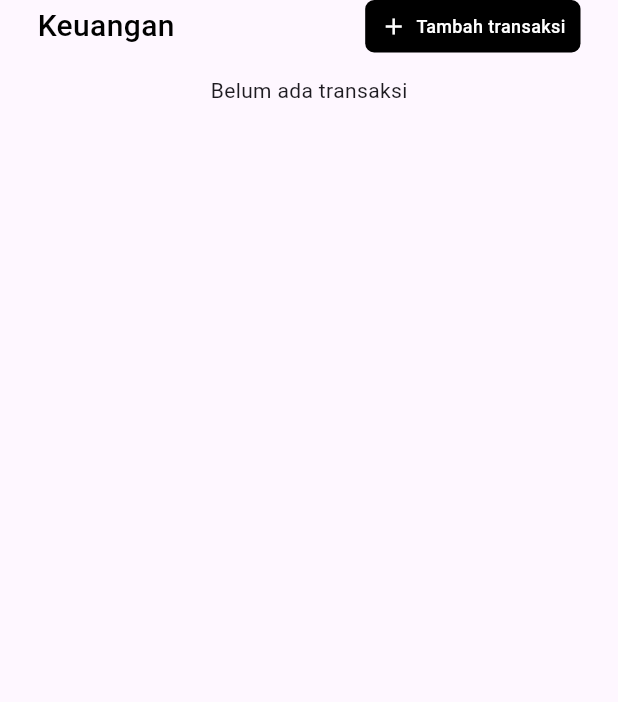
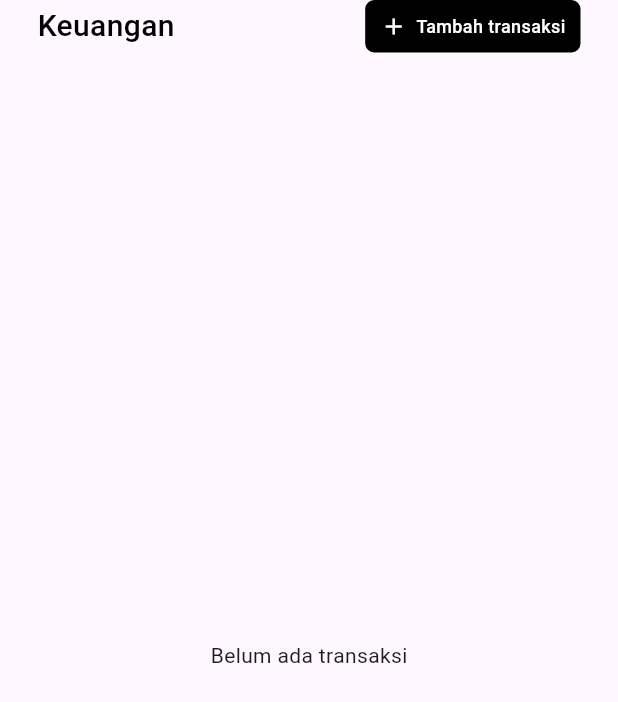
Before and after one commit to ravenclawcode/intern-amd-mobile-2025, a Flutter app: the TransactionListScreen screen opened by its route, on a phone screen of 412 x 824 dp. Shown: the top 702 px of the screen. Run offline on Flutter 3.47's test engine with Material 3 defaults, Android fonts, the phone set to English and light mode, and no system bars; our stand-ins replace image_picker, shared_preferences; accounts and stored records are empty.

Commit message:
update code

```diff
--- a/lib/views/transactions/transaction_list_screen.dart
+++ b/lib/views/transactions/transaction_list_screen.dart
@@ -75,7 +75,8 @@ class TransactionListScreen extends StatelessWidget {
               ),
             ),
             SizedBox(height: 15),
-            trx.transactions.isEmpty
+            Expanded(
+              child: trx.transactions.isEmpty
                   ? Center(child: Text("Belum ada transaksi"))
                   : Padding(
                       padding: const EdgeInsets.symmetric(horizontal: 10),
@@ -88,6 +89,7 @@ class TransactionListScreen extends StatelessWidget {
                         },
                       ),
                     ),
+            ),
           ],
         ),
       ),
```
Also changed, not shown: lib/views/transactions/transaction_form_screen.dart (+14 -6 lines). Lines whose indentation alone changed are shown as unchanged.
